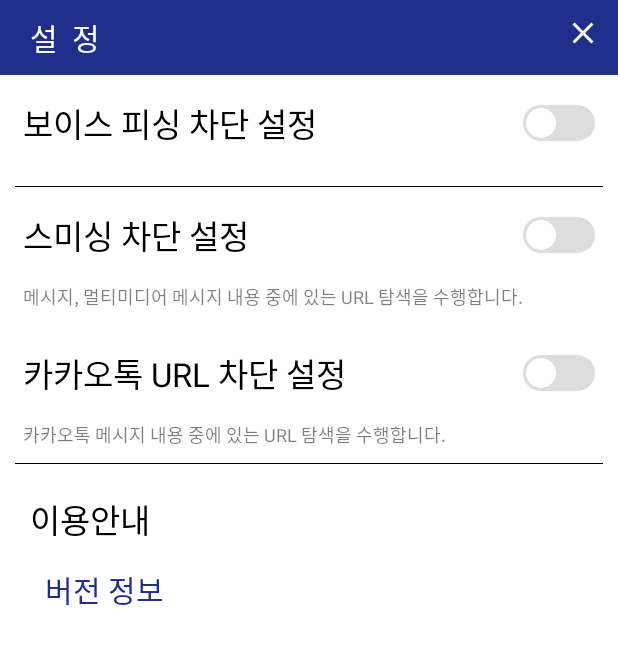
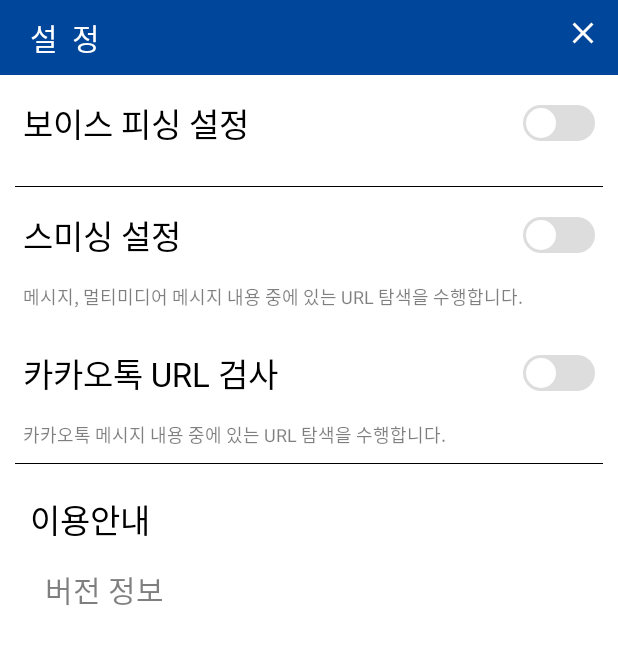
Before and after one commit to yanJuicy/POLVOSS, an Android app: the SettingActivity screen opened directly, with no data from a screen before it, on a phone screen of 412 x 824 dp. Shown: the top 645 px of the screen. Run offline under Robolectric (Android 15) with nearby library versions, the phone set to English and light mode, and no system bars.

Commit message:
SettingActivity 폰트, 색상 수정

```diff
--- a/app/src/main/java/com/example/ringtest/SettingActivity.java
+++ b/app/src/main/java/com/example/ringtest/SettingActivity.java
@@ -3,6 +3,7 @@ package com.example.ringtest;
 import android.content.Intent;
 import android.content.SharedPreferences;
 import android.database.Cursor;
+import android.graphics.Color;
 import android.os.Bundle;
 import android.provider.ContactsContract;
 import android.util.Log;
@@ -437,7 +438,7 @@ public class SettingActivity extends AppCompatActivity {
         isPermissionAllowd = isNotPermissionAllowed();
 
         final boolean kakaoCheck = sf.getBoolean("kakaoCheck", false);
-        Toast.makeText(SettingActivity.this, kakaoCheck + " " + isPermissionAllowd, Toast.LENGTH_SHORT).show();
+        //Toast.makeText(SettingActivity.this, kakaoCheck + " " + isPermissionAllowd, Toast.LENGTH_SHORT).show();
 
         if (isPermissionAllowd && kakaoCheck) {
             kakaoPower.setChecked(true);
@@ -450,7 +451,7 @@ public class SettingActivity extends AppCompatActivity {
             @Override
             public void onCheckedChanged(CompoundButton compoundButton, boolean b) {
                 if (b) {
-                    Toast.makeText(SettingActivity.this, "true", Toast.LENGTH_SHORT).show();
+                    //Toast.makeText(SettingActivity.this, "true", Toast.LENGTH_SHORT).show();
                     if (!isPermissionAllowd)
                         startActivityForResult(listenerIntent, KAKAO_CHECK);
                     else {
@@ -458,7 +459,7 @@ public class SettingActivity extends AppCompatActivity {
                         editor.commit();
                     }
                 } else {
-                    Toast.makeText(SettingActivity.this, "false", Toast.LENGTH_SHORT).show();
+                    //Toast.makeText(SettingActivity.this, "false", Toast.LENGTH_SHORT).show();
                     editor.putBoolean("kakaoCheck", false);
                     editor.commit();
                 }
--- a/app/src/main/res/drawable/ic_baseline_add_circle_outline_35.xml
+++ b/app/src/main/res/drawable/ic_baseline_add_circle_outline_35.xml
@@ -1,5 +1,5 @@
-<vector android:height="35dp" android:tint="#202F8C"
+<vector android:height="35dp" android:tint="#00469B"
     android:viewportHeight="24" android:viewportWidth="24"
     android:width="35dp" xmlns:android="http://schemas.android.com/apk/res/android">
-    <path android:fillColor="@android:color/white" android:pathData="M13,7h-2v4L7,11v2h4v4h2v-4h4v-2h-4L13,7zM12,2C6.48,2 2,6.48 2,12s4.48,10 10,10 10,-4.48 10,-10S17.52,2 12,2zM12,20c-4.41,0 -8,-3.59 -8,-8s3.59,-8 8,-8 8,3.59 8,8 -3.59,8 -8,8z"/>
+    <path android:fillColor="#00469B " android:pathData="M13,7h-2v4L7,11v2h4v4h2v-4h4v-2h-4L13,7zM12,2C6.48,2 2,6.48 2,12s4.48,10 10,10 10,-4.48 10,-10S17.52,2 12,2zM12,20c-4.41,0 -8,-3.59 -8,-8s3.59,-8 8,-8 8,3.59 8,8 -3.59,8 -8,8z"/>
 </vector>
--- a/app/src/main/res/drawable/switch_track_on.xml
+++ b/app/src/main/res/drawable/switch_track_on.xml
@@ -8,7 +8,7 @@
         android:width="100dp"
         android:height="20dp" />
     <solid
-        android:color="@color/colorMain" />
+        android:color="#00469B " />
     <stroke
         android:width="0dp"
         android:color="@color/colorMain" />
--- a/app/src/main/res/layout/activity_setting.xml
+++ b/app/src/main/res/layout/activity_setting.xml
@@ -27,7 +27,8 @@
                 android:layout_marginBottom="10dp"
                 android:checked="true"
                 android:padding="5dp"
-                android:text="보이스 피싱 차단 설정"
+                android:fontFamily="@font/jalnan2"
+                android:text="보이스 피싱 설정"
                 android:textColor="#000000"
                 android:textSize="22sp"
                 android:thumb="@drawable/switch_thumb"
@@ -48,7 +49,6 @@
                     android:layout_height="wrap_content"
                     android:layout_marginLeft="10dp"
                     android:layout_marginRight="10dp"
-                    android:layout_marginBottom="10dp"
                     android:orientation="vertical">
 
                     <TextView
@@ -56,7 +56,8 @@
                         android:layout_width="match_parent"
                         android:layout_height="wrap_content"
                         android:text="시간 선택"
-                        android:textColor="@color/colorMain"
+                        android:fontFamily="@font/jalnan2"
+                        android:textColor="#000000"
                         android:textSize="20sp" />
 
                     <TextView
@@ -78,8 +79,7 @@
 
                 <LinearLayout
                     android:layout_width="match_parent"
-                    android:layout_height="wrap_content"
-                    android:layout_marginBottom="10dp">
+                    android:layout_height="wrap_content">
 
                     <View
                         android:layout_width="0dp"
@@ -101,10 +101,9 @@
                         android:layout_weight="1"
                         android:fontFamily="@font/app_main_font"
                         android:text="분"
-                        android:textColor="@color/colorMain"
+                        android:textColor="#00469B "
                         android:textSize="20dp" />
                 </LinearLayout>
-
 
                 <!--<SeekBar
                     android:id="@+id/seekBarTime"
@@ -136,6 +135,7 @@
                     android:layout_height="wrap_content"
                     android:layout_marginLeft="10dp"
                     android:layout_marginRight="10dp"
+                    android:layout_marginTop="10dp"
                     android:orientation="vertical">
 
                     <View
@@ -149,7 +149,8 @@
                         android:layout_width="match_parent"
                         android:layout_height="wrap_content"
                         android:text="보호자 연락처 설정"
-                        android:textColor="@color/colorMain"
+                        android:fontFamily="@font/jalnan2"
+                        android:textColor="#000000"
                         android:textSize="20sp" />
 
                     <TextView
@@ -557,7 +558,8 @@
                     android:layout_marginBottom="10dp"
                     android:checked="true"
                     android:padding="5dp"
-                    android:text="스미싱 차단 설정"
+                    android:text="스미싱 설정"
+                    android:fontFamily="@font/jalnan2"
                     android:textColor="#000000"
                     android:textSize="22sp"
                     android:thumb="@drawable/switch_thumb"
@@ -587,7 +589,8 @@
                     android:layout_marginBottom="10dp"
                     android:checked="true"
                     android:padding="5dp"
-                    android:text="카카오톡 URL 차단 설정"
+                    android:text="카카오톡 URL 검사"
+                    android:fontFamily="@font/jalnan2"
                     android:textColor="#000000"
                     android:textSize="22sp"
                     android:thumb="@drawable/switch_thumb"
@@ -623,6 +626,7 @@
                     android:layout_height="wrap_content"
                     android:layout_marginBottom="15dp"
                     android:text="이용안내"
+                    android:fontFamily="@font/jalnan2"
                     android:textColor="#000000"
                     android:textSize="22sp" />
 
@@ -633,7 +637,7 @@
                     android:layout_marginLeft="10dp"
                     android:layout_marginBottom="15dp"
                     android:text="버전 정보"
-                    android:textColor="@color/colorMain"
+                    android:textColor="#80000000"
                     android:textSize="20sp" />
 
             </LinearLayout>
--- a/app/src/main/res/layout/tool_bar_setting.xml
+++ b/app/src/main/res/layout/tool_bar_setting.xml
@@ -4,6 +4,7 @@
     xmlns:tools="http://schemas.android.com/tools"
     android:layout_width="match_parent"
     android:layout_height="50dp"
+    android:background="#00469B "
     android:orientation="vertical">
 
     <FrameLayout
@@ -16,7 +17,7 @@
             android:layout_height="wrap_content"
             android:layout_gravity="center|left"
             android:layout_marginLeft="20dp"
-            android:fontFamily="@font/app_main_font"
+            android:fontFamily="@font/jalnan2"
             android:text="설  정"
             android:textColor="@color/white"
             android:textSize="20sp" />
```
